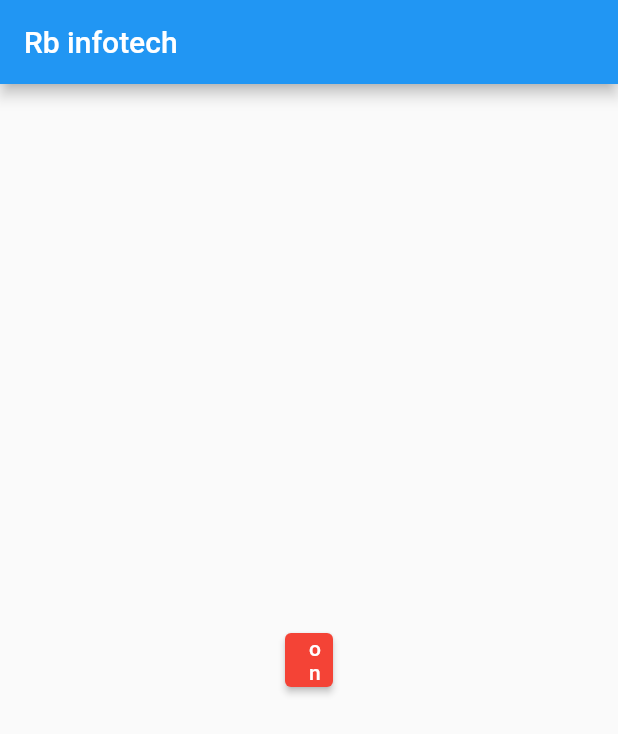
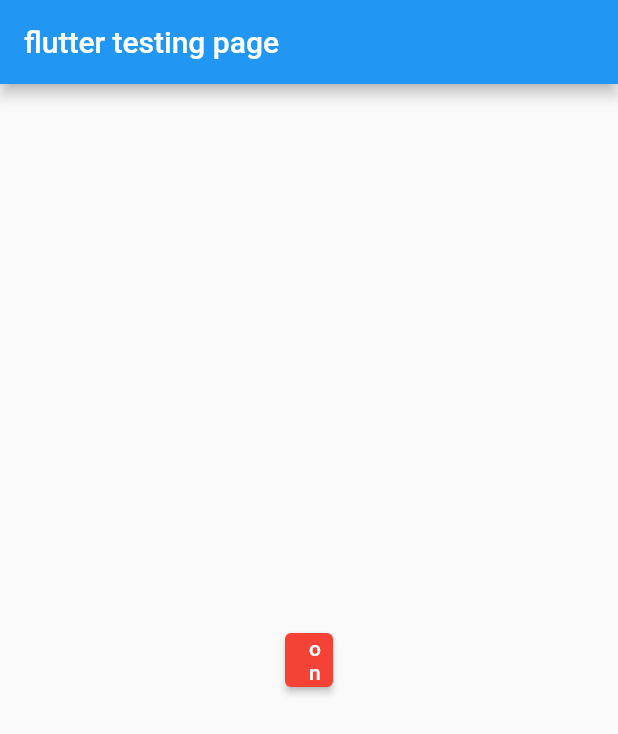
Before and after one commit to dnmm/flutter_training, a Flutter app: the Myhomepage screen opened directly, on a phone screen of 412 x 824 dp. Shown: the top 734 px of the screen. Run offline on Flutter 3.47's test engine with Material 2 defaults, Android fonts, the light colour scheme and no system bars.

Commit message:
24/1/2022

```diff
--- a/lib/Rb/button with column/button_colunm.dart
+++ b/lib/Rb/button with column/button_colunm.dart
@@ -10,14 +10,14 @@ class Textbutt extends StatelessWidget {
   @override
   Widget build(BuildContext context) {
     return MaterialApp(
-      title: 'Welcome to rbinfotech.com',
+      title: 'flutter testing page',
       theme: ThemeData(
         primarySwatch: Colors.red,
       ),
       home: Scaffold(
         appBar: AppBar(
           title: const Text(
-            'rb infotech pvt',
+            'flutter testing page',
             style: TextStyle(
               fontSize: 20.0,
               color: Colors.yellow,
--- a/lib/Rb/button/button1.dart
+++ b/lib/Rb/button/button1.dart
@@ -10,14 +10,14 @@ class Firsttextbtu extends StatelessWidget {
   @override
   Widget build(BuildContext context) {
     return MaterialApp(
-      title: 'Welcome to rbinfotech.com',
+      title: 'Welcome to flutter',
       theme: ThemeData(
         primarySwatch: Colors.red,
       ),
       home: Scaffold(
         appBar: AppBar(
           title: const Text(
-            'rb infotech pvt',
+            'flutter testing page',
             style: TextStyle(
               fontSize: 20.0,
               color: Colors.yellow,
--- a/lib/Rb/button/clickable_button.dart
+++ b/lib/Rb/button/clickable_button.dart
@@ -10,14 +10,14 @@ class Firstbuto extends StatelessWidget {
   @override
   Widget build(BuildContext context) {
     return MaterialApp(
-      title: 'Welcome to rbinfotech.com',
+      title: 'flutter testing page',
       theme: ThemeData(
         primarySwatch: Colors.red,
       ),
       home: Scaffold(
         appBar: AppBar(
           title: const Text(
-            'rb infotech pvt',
+            'flutter testing page',
             style: TextStyle(
               fontSize: 20.0,
               color: Colors.yellow,
--- a/lib/Rb/button/onoff_button.dart
+++ b/lib/Rb/button/onoff_button.dart
@@ -7,7 +7,7 @@ class Onoffbutton extends StatelessWidget {
   @override
   Widget build(BuildContext context) {
     return MaterialApp(
-      title: "rb infotech",
+      title: "flutter testing page",
       theme: ThemeData(
         primarySwatch: Colors.red,
       ),
@@ -30,7 +30,7 @@ class _MyhomepageState extends State<Myhomepage> {
     return Scaffold(
       appBar: AppBar(
         title: const Text(
-          "Rb infotech ",
+          "flutter testing page",
           style: TextStyle(
             fontSize: 20.0,
           ),
--- a/lib/Rb/button/simple_button.dart
+++ b/lib/Rb/button/simple_button.dart
@@ -10,14 +10,14 @@ class Sbutton extends StatelessWidget {
   @override
   Widget build(BuildContext context) {
     return MaterialApp(
-      title: 'Welcome to rbinfotech.com',
+      title: 'flutter testing page',
       theme: ThemeData(
         primarySwatch: Colors.red,
       ),
       home: Scaffold(
         appBar: AppBar(
           title: const Text(
-            'rb infotech pvt',
+            'flutter testing page',
             style: TextStyle(
               fontSize: 20.0,
               color: Colors.yellow,
--- a/lib/Rb/drawer/contact.dart
+++ b/lib/Rb/drawer/contact.dart
@@ -7,7 +7,7 @@ class Contactpage extends StatelessWidget {
 
   @override
   Widget build(BuildContext context) {
-    const appTitle = 'rb infotech pvt';
+    const appTitle = 'flutter testing page';
     return MaterialApp(
       title: appTitle,
       home: Scaffold(
--- a/lib/Rb/drawer/logipage.dart
+++ b/lib/Rb/drawer/logipage.dart
@@ -10,7 +10,7 @@ class Logipage extends StatelessWidget {
   @override
   Widget build(BuildContext context) {
     return MaterialApp(
-      title: "rb infotech",
+      title: "flutter testing page",
       theme: ThemeData(
         primarySwatch: Colors.red,
       ),
@@ -32,7 +32,7 @@ class _MyhomepageState extends State<Myhomepage> {
     return Scaffold(
       appBar: AppBar(
         title: const Text(
-          "Rb infotech ",
+          "flutter testing page",
           style: TextStyle(
             fontSize: 20.0,
           ),
--- a/lib/Rb/drawer/mydrawar.dart
+++ b/lib/Rb/drawer/mydrawar.dart
@@ -18,10 +18,10 @@ class _MydrawerState extends State<Mydrawer> {
         children: <Widget>[
           UserAccountsDrawerHeader(
             accountName: const Text(
-              "Rb infotech pvt",
+              "flutter testing page",
             ),
             accountEmail: const Text(
-              "707mauryaji@gmail.com",
+              "707abcd@gmail.com",
             ),
             currentAccountPicture: const CircleAvatar(
               child: Text(
--- a/lib/Rb/full color screen/splash_screen.dart
+++ b/lib/Rb/full color screen/splash_screen.dart
@@ -9,7 +9,7 @@ class MyApp extends StatelessWidget {
       theme: ThemeData(
         primarySwatch: Colors.red,
       ),
-      title: "rb",
+      title: "flutter testing page",
       home: const Homepage(),
     );
   }
--- a/lib/Rb/row button/row_button_text.dart
+++ b/lib/Rb/row button/row_button_text.dart
@@ -31,7 +31,7 @@ class RObuttontext extends StatelessWidget {
               ),
               Padding(
                 padding: const EdgeInsets.all(
-                  20.0,
+                  50.0,
                 ),
                 child: Row(
                   mainAxisAlignment: MainAxisAlignment.center,
--- a/lib/Rb/text/simple_text.dart
+++ b/lib/Rb/text/simple_text.dart
@@ -10,13 +10,13 @@ class Stext extends StatelessWidget {
   @override
   Widget build(BuildContext context) {
     return MaterialApp(
-      title: 'Welcome to rbinfotech.com',
+      title: 'flutter testing page',
       home: Scaffold(
         appBar: AppBar(
-          title: const Text('rb infotech pvt'),
+          title: const Text('flutter testing page'),
         ),
         body: const Center(
-          child: Text('rb infotech first program'),
+          child: Text('flutter testing page first program'),
         ),
       ),
     );
--- a/lib/Rb/text/text_style.dart
+++ b/lib/Rb/text/text_style.dart
@@ -10,14 +10,14 @@ class Tstyle extends StatelessWidget {
   @override
   Widget build(BuildContext context) {
     return MaterialApp(
-      title: 'Welcome to rbinfotech.com',
+      title: 'flutter testing page',
       theme: ThemeData(
         primarySwatch: Colors.red,
       ),
       home: Scaffold(
         appBar: AppBar(
           title: const Text(
-            'rb infotech pvt',
+            'flutter testing page',
             style: TextStyle(
               fontSize: 20.0,
               color: Colors.yellow,
@@ -26,7 +26,7 @@ class Tstyle extends StatelessWidget {
         ),
         body: const Center(
           child: Text(
-            "rb  infotech private limited \n first program",
+            "flutter testing page private limited \n first program",
             style: TextStyle(
               color: Colors.red,
               fontSize: 20.0,
--- a/lib/Rb/text/text_widget_alignmetn.dart
+++ b/lib/Rb/text/text_widget_alignmetn.dart
@@ -10,14 +10,14 @@ class Twigetaline extends StatelessWidget {
   @override
   Widget build(BuildContext context) {
     return MaterialApp(
-      title: 'Welcome to rbinfotech.com',
+      title: 'Welcome to flutter testing page',
       theme: ThemeData(
         primarySwatch: Colors.red,
       ),
       home: Scaffold(
         appBar: AppBar(
           title: const Text(
-            'rb infotech pvt',
+            'flutter testing page',
             style: TextStyle(
               fontSize: 20.0,
               color: Colors.yellow,
@@ -26,7 +26,7 @@ class Twigetaline extends StatelessWidget {
         ),
         body: const Center(
           child: Text(
-            "rb  infotech private limited first program",
+            "flutter testing page private limited first program",
             style: TextStyle(
               fontSize: 40.0,
             ),
--- a/lib/Rb/textfield/text_field.dart
+++ b/lib/Rb/textfield/text_field.dart
@@ -7,7 +7,7 @@ class Textfilds extends StatelessWidget {
   @override
   Widget build(BuildContext context) {
     return MaterialApp(
-      title: "rb infotech",
+      title: "flutter testing page",
       theme: ThemeData(
         primarySwatch: Colors.red,
       ),
@@ -29,7 +29,7 @@ class _MyhomepageState extends State<Myhomepage> {
     return Scaffold(
       appBar: AppBar(
         title: const Text(
-          "Rb infotech ",
+          "flutter testing page ",
           style: TextStyle(
             fontSize: 20.0,
           ),
```
